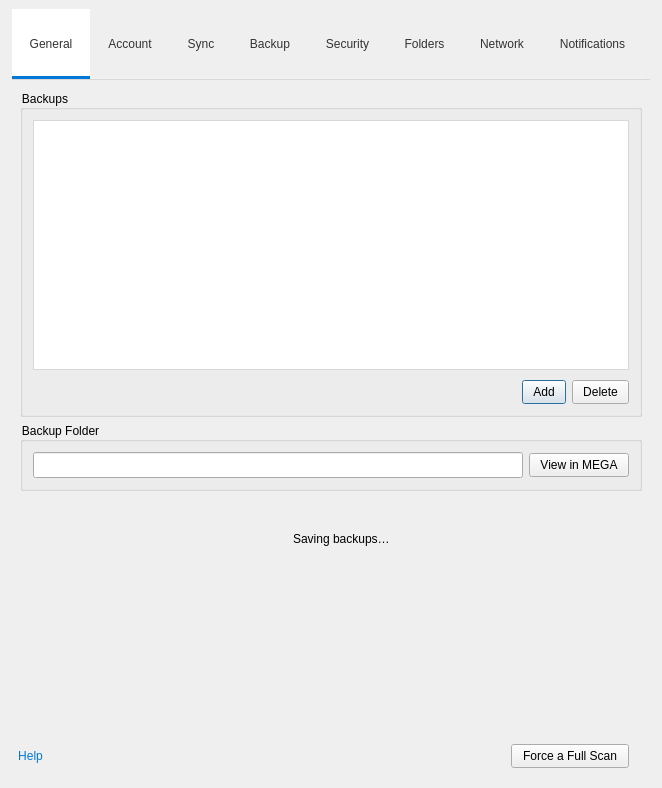
Qt form src/MEGASync/gui/linux/SettingsDialog.ui (meganz/MEGAsync) before a commit.
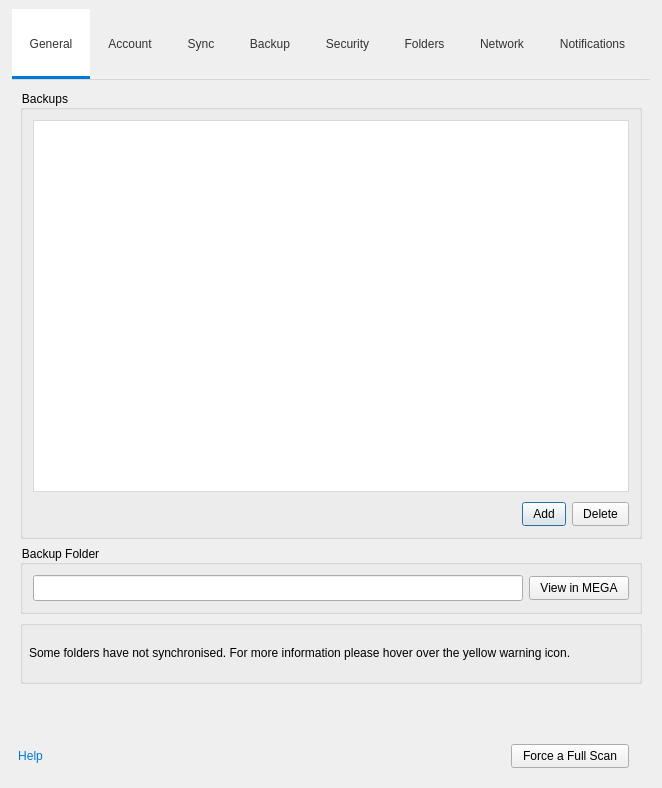
The same form after that commit. The open tabs and pages were chosen to show the change. Icons and pictures are not drawn. Custom widgets are drawn as their Qt base class.

Commit message: SNC-2733. Unify the styles of sync and backups panes on settings dialog

The edit to the form file:
```diff
--- a/src/MEGASync/gui/linux/SettingsDialog.ui
+++ b/src/MEGASync/gui/linux/SettingsDialog.ui
@@ -1749,10 +1749,7 @@
       </layout>
      </widget>
      <widget class="QWidget" name="pBackup">
-      <layout class="QVBoxLayout" name="verticalLayout_7">
-       <property name="spacing">
-        <number>5</number>
-       </property>
+      <layout class="QVBoxLayout" name="verticalLayout_19">
        <property name="leftMargin">
         <number>20</number>
        </property>
@@ -1958,13 +1955,40 @@
          </layout>
         </widget>
        </item>
-       <item alignment="Qt::AlignHCenter">
+       <item>
+        <widget class="AutoResizeStackedWidget" name="sBackupsState">
+         <property name="sizePolicy">
+          <sizepolicy hsizetype="Preferred" vsizetype="Maximum">
+           <horstretch>0</horstretch>
+           <verstretch>0</verstretch>
+          </sizepolicy>
+         </property>
+         <property name="currentIndex">
+          <number>2</number>
+         </property>
+         <widget class="QWidget" name="pNoErrorsBackups"/>
+         <widget class="QWidget" name="pSavingBackups">
+          <layout class="QVBoxLayout" name="verticalLayout_7">
+           <item>
         <widget class="QWidget" name="wSaveBackups" native="true">
          <layout class="QHBoxLayout" name="horizontalLayout_4">
-          <property name="topMargin">
-           <number>35</number>
+              <property name="spacing">
+               <number>5</number>
           </property>
           <item>
+               <spacer name="horizontalSpacer_9">
+                <property name="orientation">
+                 <enum>Qt::Horizontal</enum>
+                </property>
+                <property name="sizeHint" stdset="0">
+                 <size>
+                  <width>40</width>
+                  <height>20</height>
+                 </size>
+                </property>
+               </spacer>
+              </item>
+              <item alignment="Qt::AlignHCenter">
            <widget class="WaitingSpinnerWidget" name="wSpinningIndicatorBackups" native="true">
             <property name="minimumSize">
              <size>
@@ -1980,14 +2004,81 @@
             </property>
            </widget>
           </item>
-          <item>
+              <item alignment="Qt::AlignHCenter|Qt::AlignVCenter">
            <widget class="QLabel" name="lSavingBackups">
             <property name="text">
              <string>Saving backups…</string>
             </property>
            </widget>
           </item>
-         </layout>
+              <item>
+               <spacer name="horizontalSpacer_10">
+                <property name="orientation">
+                 <enum>Qt::Horizontal</enum>
+                </property>
+                <property name="sizeHint" stdset="0">
+                 <size>
+                  <width>40</width>
+                  <height>20</height>
+                 </size>
+                </property>
+               </spacer>
+              </item>
+             </layout>
+            </widget>
+           </item>
+          </layout>
+         </widget>
+         <widget class="QWidget" name="pBackupsDisabled">
+          <layout class="QVBoxLayout" name="verticalLayout_16">
+           <property name="spacing">
+            <number>0</number>
+           </property>
+           <property name="leftMargin">
+            <number>0</number>
+           </property>
+           <property name="topMargin">
+            <number>0</number>
+           </property>
+           <property name="rightMargin">
+            <number>0</number>
+           </property>
+           <property name="bottomMargin">
+            <number>0</number>
+           </property>
+           <item>
+            <widget class="QGroupBox" name="groupBox_4">
+             <layout class="QVBoxLayout" name="verticalLayout_92">
+              <property name="spacing">
+               <number>0</number>
+              </property>
+              <property name="leftMargin">
+               <number>6</number>
+              </property>
+              <property name="topMargin">
+               <number>6</number>
+              </property>
+              <property name="rightMargin">
+               <number>6</number>
+              </property>
+              <property name="bottomMargin">
+               <number>6</number>
+              </property>
+              <item alignment="Qt::AlignVCenter">
+               <widget class="QLabel" name="lDisabledBackups">
+                <property name="text">
+                 <string>Some folders have not synchronised. For more information please hover over the yellow warning icon.</string>
+                </property>
+                <property name="wordWrap">
+                 <bool>true</bool>
+                </property>
+               </widget>
+              </item>
+             </layout>
+            </widget>
+           </item>
+          </layout>
+         </widget>
         </widget>
        </item>
        <item>
@@ -1995,6 +2086,9 @@
          <property name="orientation">
           <enum>Qt::Vertical</enum>
          </property>
+         <property name="sizeType">
+          <enum>QSizePolicy::Maximum</enum>
+         </property>
          <property name="sizeHint" stdset="0">
           <size>
            <width>20</width>
@@ -3106,12 +3200,6 @@
  </widget>
  <layoutdefault spacing="6" margin="11"/>
  <customwidgets>
-  <customwidget>
-   <class>WaitingSpinnerWidget</class>
-   <extends>QWidget</extends>
-   <header location="global">WaitingSpinnerWidget.h</header>
-   <container>1</container>
-  </customwidget>
   <customwidget>
    <class>AvatarWidget</class>
    <extends>QWidget</extends>
@@ -3121,19 +3209,32 @@
   <customwidget>
    <class>NotificationsSettings</class>
    <extends>QWidget</extends>
-   <header location="global">NotificationsSettings.h</header>
-   <container>1</container>
-  </customwidget>
-  <customwidget>
-   <class>BackupTableView</class>
-   <extends>QTableView</extends>
-   <header location="global">BackupTableView.h</header>
+   <header>NotificationsSettings.h</header>
    <container>1</container>
   </customwidget>
   <customwidget>
    <class>SyncTableView</class>
    <extends>QTableView</extends>
-   <header location="global">SyncTableView.h</header>
+   <header>SyncTableView.h</header>
+   <container>1</container>
+  </customwidget>
+  <customwidget>
+   <class>BackupTableView</class>
+   <extends>QTableView</extends>
+   <header>BackupTableView.h</header>
+   <container>1</container>
+  </customwidget>
+  <customwidget>
+   <class>WaitingSpinnerWidget</class>
+   <extends>QWidget</extends>
+   <header location="global">WaitingSpinnerWidget.h</header>
+   <container>1</container>
+  </customwidget>
+  <customwidget>
+   <class>AutoResizeStackedWidget</class>
+   <extends>QStackedWidget</extends>
+   <header>AutoResizeStackedWidget.h</header>
+   <container>1</container>
   </customwidget>
  </customwidgets>
  <resources>
```
Left out of the diff: 9 changed lines with no effect on the pictures. Lines whose indentation alone changed are shown as unchanged. The commit also changes 19 other files.
